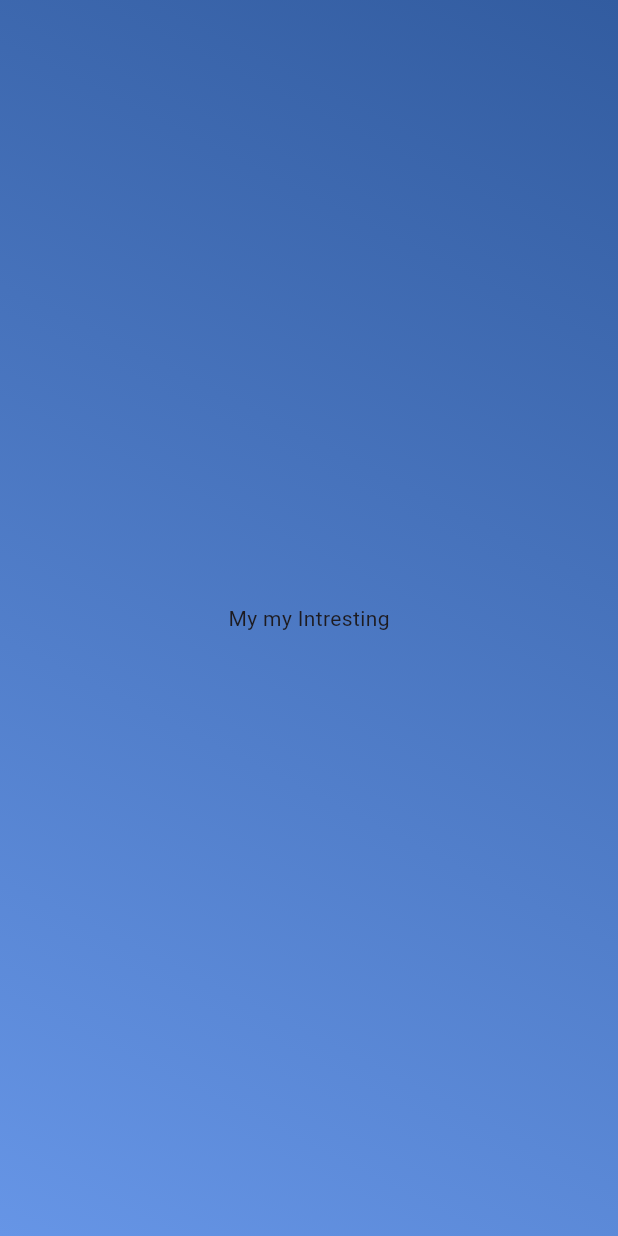
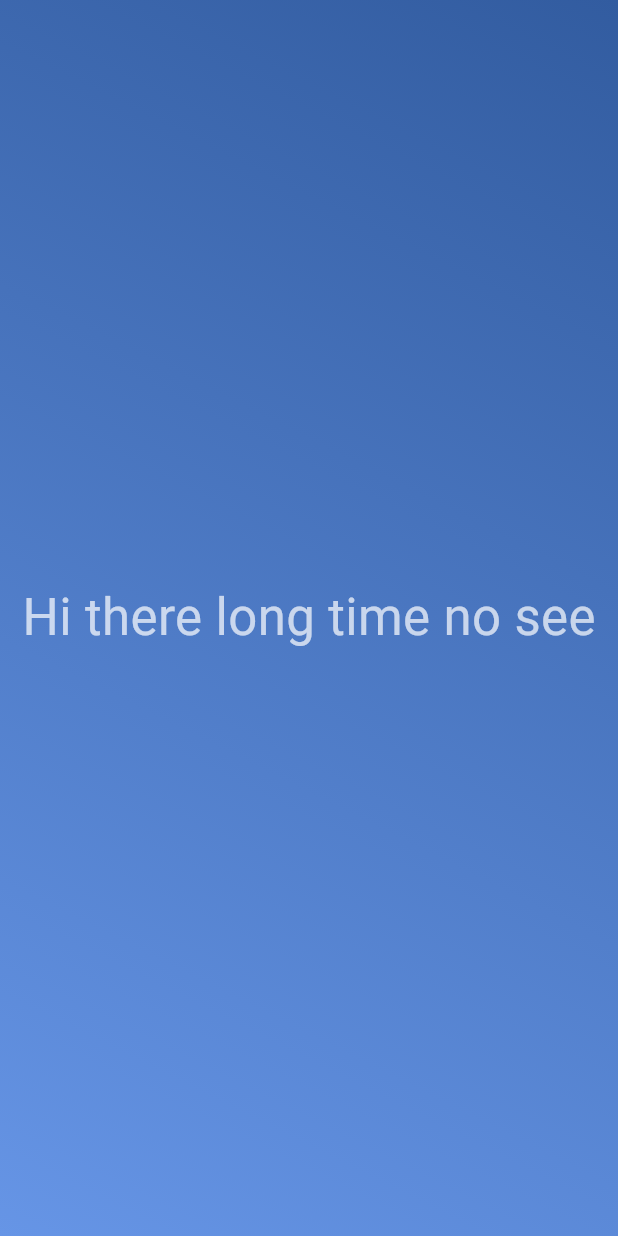
Before and after one commit to udaytiwari22/Dice-Roller, a Flutter app: the screen it shows after launch, on a phone screen of 412 x 824 dp. Run offline on Flutter 3.47's test engine with Material 3 defaults, Android fonts, the light colour scheme and no system bars.

Commit message:
Gradients and Styles

```diff
--- /dev/null
+++ b/lib/gradient_container.dart
@@ -0,0 +1,24 @@
+import 'package:dice_roller_app/styled_text.dart';
+import 'package:flutter/material.dart';
+
+class GradientContainer extends StatelessWidget {
+  const GradientContainer({super.key});
+  @override
+  Widget build(context) {
+    return Container(
+      decoration: const BoxDecoration(
+        gradient: LinearGradient(
+          colors: [
+            Color.fromARGB(255, 50, 92, 160),
+            Color.fromARGB(255, 102, 149, 230)
+          ],
+          begin: Alignment.topRight,
+          end: Alignment.bottomLeft,
+        ),
+      ),
+      child: const Center(
+        child: StyledText(),
+      ),
+    );
+  }
+}
--- a/lib/main.dart
+++ b/lib/main.dart
@@ -1,24 +1,11 @@
 import 'package:flutter/material.dart';
+import 'package:dice_roller_app/gradient_container.dart';
 
 void main() {
   runApp(
-    MaterialApp(
+    const MaterialApp(
       home: Scaffold(
-        body: Container(
-          decoration: const BoxDecoration(
-            gradient: LinearGradient(
-              colors: [
-                Color.fromARGB(255, 50, 92, 160),
-                Color.fromARGB(255, 102, 149, 230)
-              ],
-              begin: Alignment.topRight,
-              end: Alignment.bottomLeft,
-            ),
-          ),
-          child: const Center(
-            child: Text('My my Intresting'),
-          ),
-        ),
+        body: GradientContainer(),
       ),
     ),
   );
--- /dev/null
+++ b/lib/styled_text.dart
@@ -0,0 +1,15 @@
+import 'package:flutter/material.dart';
+
+class StyledText extends StatelessWidget{
+  const StyledText({super.key});
+  @override
+  Widget build(context){
+    return const Text(
+          "Hi there long time no see",
+          style: TextStyle(
+            color: Colors.white70,
+            fontSize: 34,
+          ),
+        );
+  }
+  }
```
